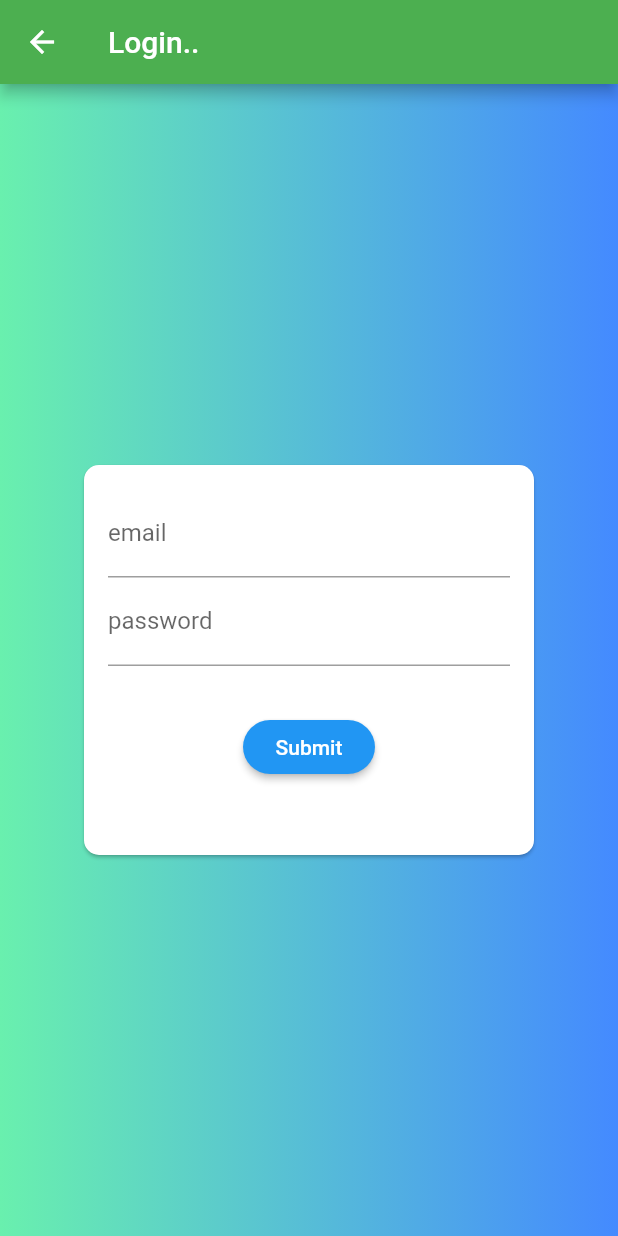
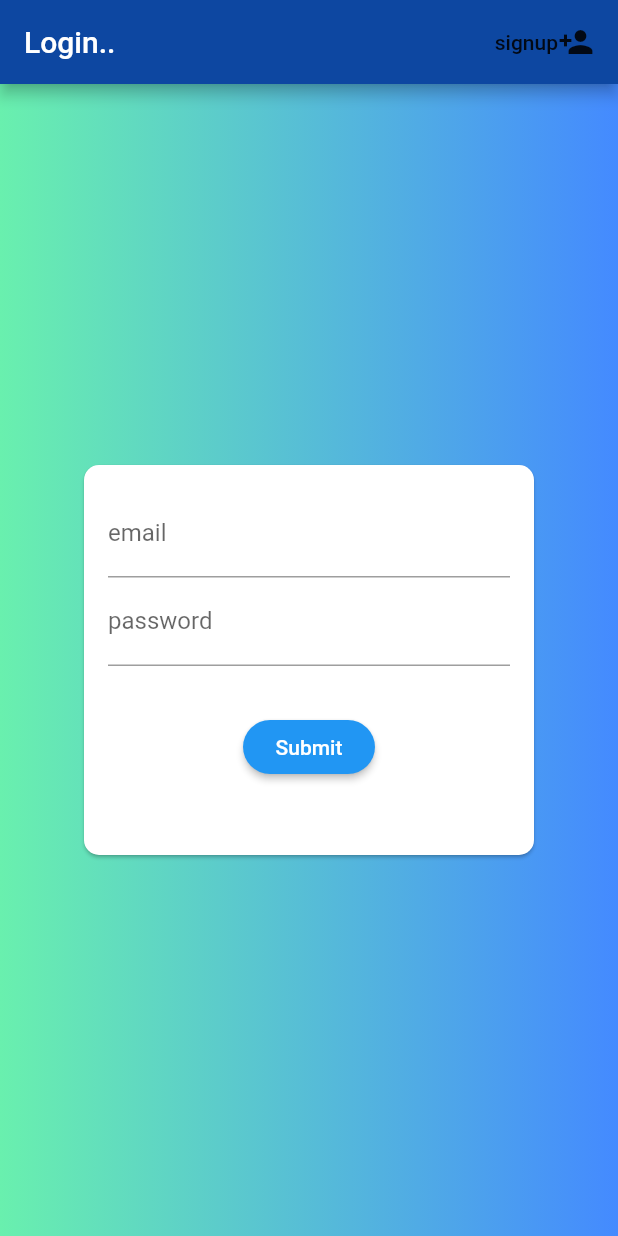
Before and after one commit to langtonfavor/flutter, a Flutter app: the LoginScreen screen opened directly, on a phone screen of 412 x 824 dp. Run offline on Flutter 3.47's test engine with Material 2 defaults, Android fonts, the phone set to English and light mode, and no system bars.

Commit message:
completed adding signup and loggin screen

```diff
--- a/property/lib/screens/home_screen.dart
+++ b/property/lib/screens/home_screen.dart
@@ -1,6 +1,7 @@
 import 'package:flutter/material.dart';
 
 class HomeScreen extends StatelessWidget {
+  static const routeName = "/home";
   @override
   Widget build(BuildContext context) {
     return Scaffold(
--- a/property/lib/screens/login_screen.dart
+++ b/property/lib/screens/login_screen.dart
@@ -1,6 +1,8 @@
 import 'package:flutter/material.dart';
+import 'package:property/screens/signup_screen.dart';
 
 class LoginScreen extends StatefulWidget {
+  static const routeName = "/login";
   @override
   _LoginState createState() => _LoginState();
 }
@@ -15,6 +17,17 @@ class _LoginState extends State<LoginScreen> {
     return Scaffold(
         appBar: AppBar(
           title: Text('Login..'),
+          actions: <Widget>[
+            FlatButton(
+              child: Row(
+                children: <Widget>[Text('signup'), Icon(Icons.person_add)],
+              ),
+              onPressed: () {
+                Navigator.of(context)
+                    .pushReplacementNamed(SignupScreen.routeName);
+              },
+            )
+          ],
         ),
         body: Stack(
           children: <Widget>[
```
Also changed, not shown: property/lib/main.dart (+7 -2 lines), property/lib/screens/signup_screen.dart (+12 -0 lines).
